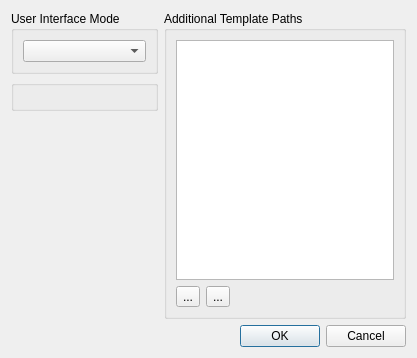
First picture: the form in qtopiacore/qt/tools/designer/src/designer/preferencesdialog.ui, repository muromec/qtopia-ezx, before the edit.
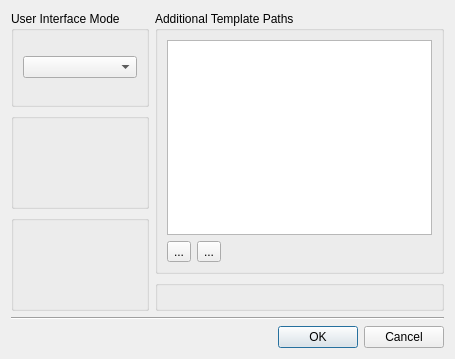
Second picture: the form after the edit. Custom widgets are drawn as their Qt base class.

What changed in the file:
```diff
--- a/qtopiacore/qt/tools/designer/src/designer/preferencesdialog.ui
+++ b/qtopiacore/qt/tools/designer/src/designer/preferencesdialog.ui
@@ -5,8 +5,8 @@
    <rect>
     <x>0</x>
     <y>0</y>
-    <width>417</width>
-    <height>358</height>
+    <width>455</width>
+    <height>359</height>
    </rect>
   </property>
   <property name="windowTitle" >
@@ -15,11 +15,13 @@
   <property name="modal" >
    <bool>true</bool>
   </property>
-  <layout class="QGridLayout" >
-   <item row="0" column="0" >
     <layout class="QVBoxLayout" >
      <item>
-      <widget class="QGroupBox" name="groupBox" >
+    <layout class="QHBoxLayout" >
+     <item>
+      <layout class="QVBoxLayout" >
+       <item>
+        <widget class="QGroupBox" name="m_uiModeGroupBox" >
        <property name="title" >
         <string>User Interface Mode</string>
        </property>
@@ -34,25 +36,14 @@
       <widget class="FontPanel" name="m_fontPanel" />
      </item>
      <item>
-      <widget class="qdesigner_internal::GridPanel" native="1" name="m_gridPanel" />
-     </item>
-     <item>
-      <spacer>
-       <property name="orientation" >
-        <enum>Qt::Vertical</enum>
-       </property>
-       <property name="sizeHint" >
-        <size>
-         <width>147</width>
-         <height>141</height>
-        </size>
-       </property>
-      </spacer>
+        <widget class="qdesigner_internal::PreviewConfigurationWidget" name="m_previewConfigurationWidget" />
      </item>
     </layout>
    </item>
-   <item row="0" column="1" >
-    <widget class="QGroupBox" name="groupBox_2" >
+     <item>
+      <layout class="QVBoxLayout" >
+       <item>
+        <widget class="QGroupBox" name="m_templatePathGroupBox" >
      <property name="title" >
       <string>Additional Template Paths</string>
      </property>
@@ -90,7 +81,21 @@
      </layout>
     </widget>
    </item>
-   <item row="1" column="0" colspan="2" >
+       <item>
+        <widget class="qdesigner_internal::GridPanel" name="m_gridPanel" />
+       </item>
+      </layout>
+     </item>
+    </layout>
+   </item>
+   <item>
+    <widget class="Line" name="line" >
+     <property name="orientation" >
+      <enum>Qt::Horizontal</enum>
+     </property>
+    </widget>
+   </item>
+   <item>
     <widget class="QDialogButtonBox" name="m_dialogButtonBox" >
      <property name="orientation" >
       <enum>Qt::Horizontal</enum>
@@ -111,10 +116,16 @@
   </customwidget>
   <customwidget>
    <class>qdesigner_internal::GridPanel</class>
-   <extends>QWidget</extends>
+   <extends>QGroupBox</extends>
    <header>gridpanel_p.h</header>
    <container>1</container>
   </customwidget>
+  <customwidget>
+   <class>qdesigner_internal::PreviewConfigurationWidget</class>
+   <extends>QGroupBox</extends>
+   <header location="global" >previewconfigurationwidget_p.h</header>
+   <container>1</container>
+  </customwidget>
  </customwidgets>
  <resources/>
  <connections>
```
Lines whose indentation alone changed are shown as unchanged.
